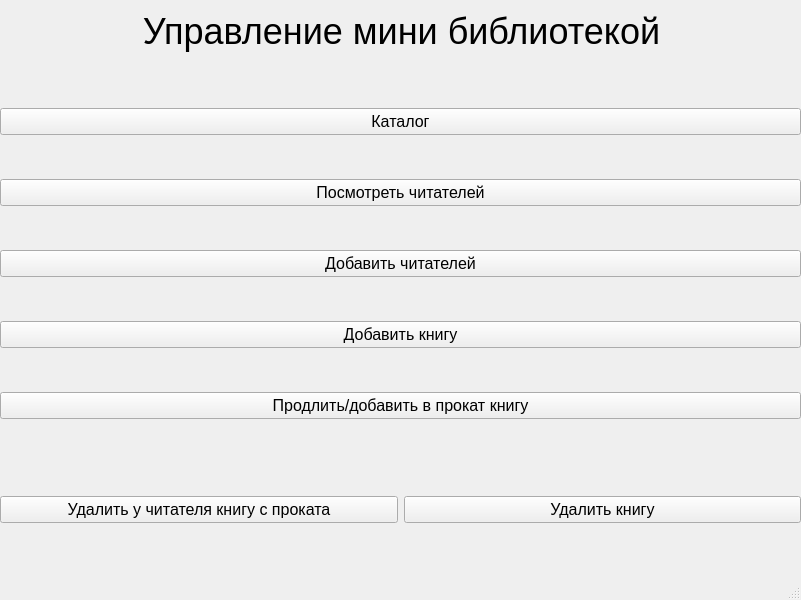
ilyas13z/Manage_library, file gui/base_form.ui: the form before one commit.
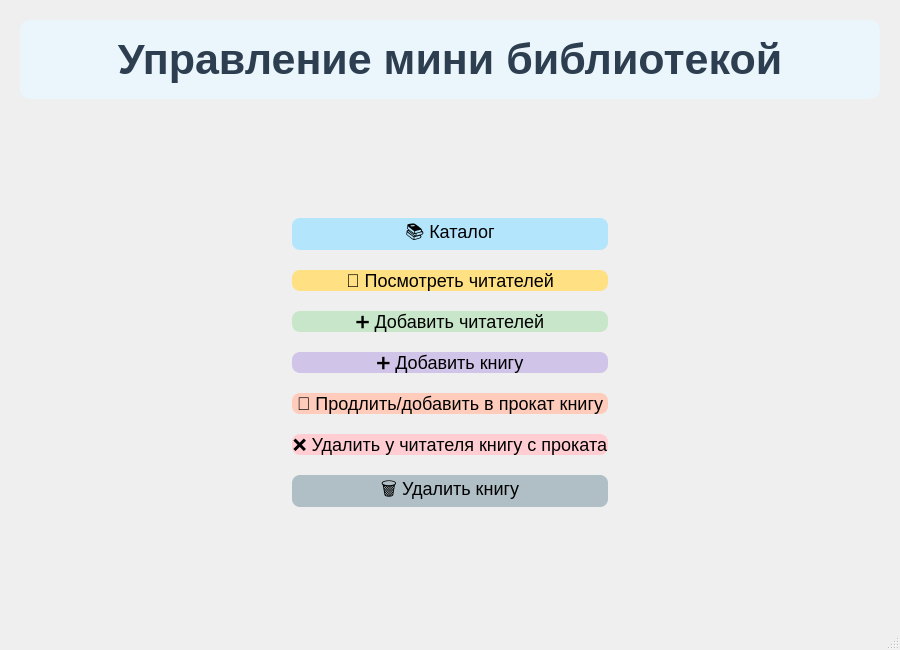
The form after the commit.

```diff
--- a/gui/base_form.ui
+++ b/gui/base_form.ui
@@ -6,8 +6,8 @@
    <rect>
     <x>0</x>
     <y>0</y>
-    <width>801</width>
-    <height>600</height>
+    <width>900</width>
+    <height>650</height>
    </rect>
   </property>
   <property name="font">
@@ -19,103 +19,217 @@
    <string>MainWindow</string>
   </property>
   <widget class="QWidget" name="centralwidget">
-   <widget class="QWidget" name="verticalLayoutWidget">
-    <property name="geometry">
-     <rect>
-      <x>0</x>
-      <y>70</y>
-      <width>801</width>
-      <height>391</height>
-     </rect>
+   <layout class="QVBoxLayout" name="mainVerticalLayout">
+    <property name="spacing">
+     <number>20</number>
     </property>
-    <layout class="QVBoxLayout" name="verticalLayout">
+    <property name="leftMargin">
+     <number>20</number>
+    </property>
+    <property name="topMargin">
+     <number>20</number>
+    </property>
+    <property name="rightMargin">
+     <number>20</number>
+    </property>
+    <property name="bottomMargin">
+     <number>20</number>
+    </property>
+    <item>
+     <widget class="QLabel" name="label">
+      <property name="font">
+       <font>
+        <pointsize>32</pointsize>
+        <bold>true</bold>
+       </font>
+      </property>
+      <property name="text">
+       <string>Управление мини библиотекой</string>
+      </property>
+      <property name="alignment">
+       <set>Qt::AlignCenter</set>
+      </property>
+      <property name="styleSheet">
+       <string>color: #2d3e50; background: #eaf6fb; border-radius: 10px; padding: 15px;</string>
+      </property>
+     </widget>
+    </item>
+    <item>
+     <spacer name="topSpacer">
+      <property name="orientation">
+       <enum>Qt::Vertical</enum>
+      </property>
+      <property name="sizeHint" stdset="0">
+       <size>
+        <width>20</width>
+        <height>40</height>
+       </size>
+      </property>
+     </spacer>
+    </item>
+    <item>
+     <layout class="QHBoxLayout" name="centeringHorizontalLayout">
+      <item>
+       <spacer name="leftSpacer">
+        <property name="orientation">
+         <enum>Qt::Horizontal</enum>
+        </property>
+        <property name="sizeHint" stdset="0">
+         <size>
+          <width>40</width>
+          <height>20</height>
+         </size>
+        </property>
+       </spacer>
+      </item>
+      <item>
+       <layout class="QVBoxLayout" name="buttonsVerticalLayout">
+        <property name="spacing">
+         <number>20</number>
+        </property>
      <item>
       <widget class="QPushButton" name="btn_catalog">
-       <property name="enabled">
-        <bool>true</bool>
-       </property>
        <property name="text">
-        <string>Каталог</string>
+           <string>📚 Каталог</string>
+          </property>
+          <property name="minimumHeight">
+           <number>50</number>
+          </property>
+          <property name="minimumWidth">
+           <number>400</number>
+          </property>
+          <property name="styleSheet">
+           <string>background-color: #b3e5fc; font-size: 18px; border-radius: 8px;</string>
        </property>
       </widget>
      </item>
      <item>
       <widget class="QPushButton" name="btn_readers">
        <property name="text">
-        <string>Посмотреть читателей</string>
+           <string>👥 Посмотреть читателей</string>
+          </property>
+          <property name="minimumHeight">
+           <number>50</number>
+          </property>
+          <property name="minimumWidth">
+           <number>400</number>
+          </property>
+          <property name="styleSheet">
+           <string>background-color: #ffe082; font-size: 18px; border-radius: 8px;</string>
        </property>
       </widget>
      </item>
      <item>
       <widget class="QPushButton" name="btn_add_readers">
        <property name="text">
-        <string>Добавить читателей</string>
+           <string>➕ Добавить читателей</string>
+          </property>
+          <property name="minimumHeight">
+           <number>50</number>
+          </property>
+          <property name="minimumWidth">
+           <number>400</number>
+          </property>
+          <property name="styleSheet">
+           <string>background-color: #c8e6c9; font-size: 18px; border-radius: 8px;</string>
        </property>
       </widget>
      </item>
      <item>
       <widget class="QPushButton" name="btn_add_book">
        <property name="text">
-        <string>Добавить книгу</string>
+           <string>➕ Добавить книгу</string>
+          </property>
+          <property name="minimumHeight">
+           <number>50</number>
+          </property>
+          <property name="minimumWidth">
+           <number>400</number>
+          </property>
+          <property name="styleSheet">
+           <string>background-color: #d1c4e9; font-size: 18px; border-radius: 8px;</string>
        </property>
       </widget>
      </item>
      <item>
       <widget class="QPushButton" name="btn_rental_books">
        <property name="text">
-        <string>Продлить/добавить в прокат книгу</string>
+           <string>🔄 Продлить/добавить в прокат книгу</string>
+          </property>
+          <property name="minimumHeight">
+           <number>50</number>
+          </property>
+          <property name="minimumWidth">
+           <number>400</number>
+          </property>
+          <property name="styleSheet">
+           <string>background-color: #ffccbc; font-size: 18px; border-radius: 8px;</string>
        </property>
       </widget>
      </item>
-    </layout>
-   </widget>
-   <widget class="QWidget" name="horizontalLayoutWidget">
-    <property name="geometry">
-     <rect>
-      <x>0</x>
-      <y>470</y>
-      <width>801</width>
-      <height>80</height>
-     </rect>
-    </property>
-    <layout class="QHBoxLayout" name="horizontalLayout">
      <item>
       <widget class="QPushButton" name="btn_del_book_for_reader">
        <property name="text">
-        <string>Удалить у читателя книгу с проката</string>
+           <string>❌ Удалить у читателя книгу с проката</string>
+          </property>
+          <property name="minimumHeight">
+           <number>50</number>
+          </property>
+          <property name="minimumWidth">
+           <number>400</number>
+          </property>
+          <property name="styleSheet">
+           <string>background-color: #ffcdd2; font-size: 18px; border-radius: 8px;</string>
        </property>
       </widget>
      </item>
      <item>
       <widget class="QPushButton" name="btn_del_book">
        <property name="text">
-        <string>Удалить книгу</string>
-       </property>
+           <string>🗑️ Удалить книгу</string>
+          </property>
+          <property name="minimumHeight">
+           <number>50</number>
+          </property>
+          <property name="minimumWidth">
+           <number>400</number>
+          </property>
+          <property name="styleSheet">
+           <string>background-color: #b0bec5; font-size: 18px; border-radius: 8px;</string>
+          </property>
       </widget>
      </item>
     </layout>
-   </widget>
-   <widget class="QLabel" name="label">
-    <property name="geometry">
-     <rect>
-      <x>1</x>
-      <y>6</y>
-      <width>801</width>
-      <height>51</height>
-     </rect>
-    </property>
-    <property name="font">
-     <font>
-      <pointsize>27</pointsize>
-     </font>
-    </property>
-    <property name="text">
-     <string>Управление мини библиотекой</string>
-    </property>
-    <property name="alignment">
-     <set>Qt::AlignCenter</set>
-    </property>
-   </widget>
+      </item>
+      <item>
+       <spacer name="rightSpacer">
+        <property name="orientation">
+         <enum>Qt::Horizontal</enum>
+        </property>
+        <property name="sizeHint" stdset="0">
+         <size>
+          <width>40</width>
+          <height>20</height>
+         </size>
+        </property>
+       </spacer>
+      </item>
+     </layout>
+    </item>
+    <item>
+     <spacer name="bottomSpacer">
+      <property name="orientation">
+       <enum>Qt::Vertical</enum>
+      </property>
+      <property name="sizeHint" stdset="0">
+       <size>
+        <width>20</width>
+        <height>40</height>
+       </size>
+      </property>
+     </spacer>
+    </item>
+   </layout>
   </widget>
   <widget class="QMenuBar" name="menubar">
    <property name="geometry">
```
Left out of the diff: 4 changed lines with no effect on the pictures. Lines whose indentation alone changed are shown as unchanged.
